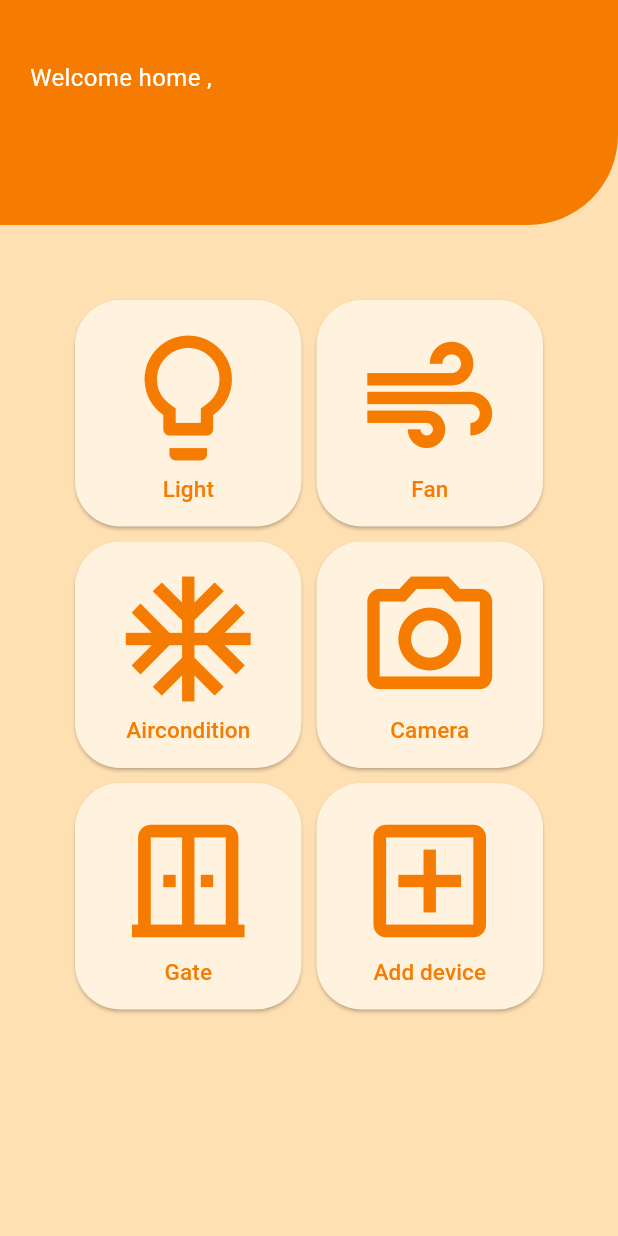
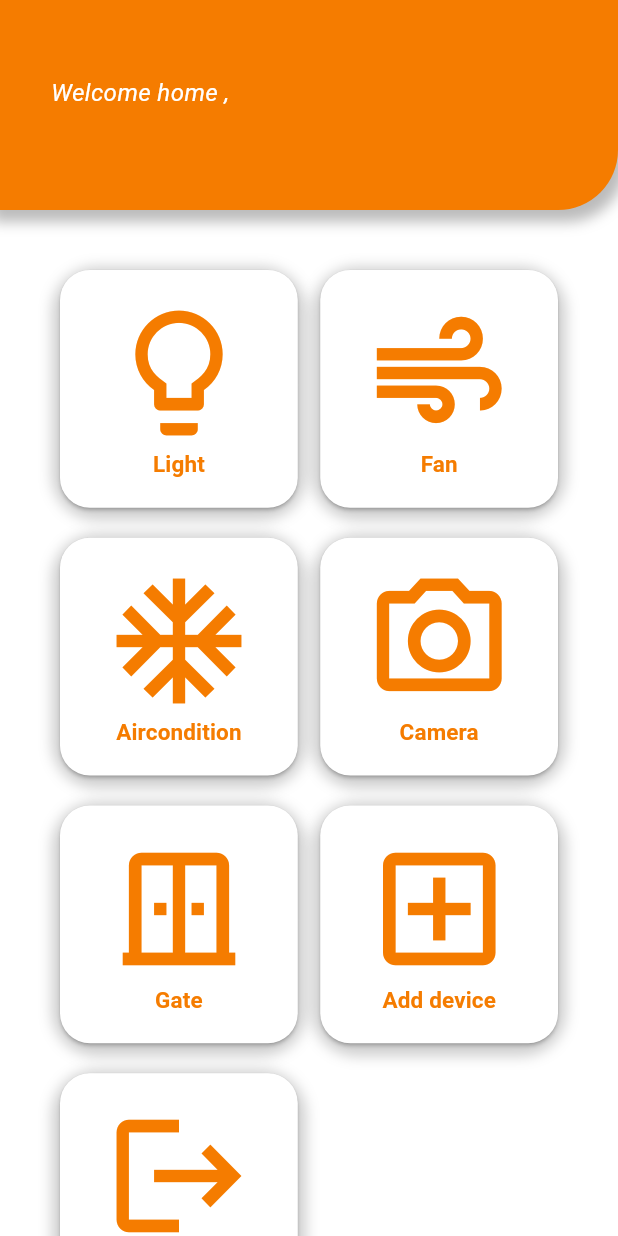
Before and after one commit to Miya784/flut-iot, a Flutter app: the HomePage screen opened directly with empty values, on a phone screen of 412 x 824 dp. Run offline on Flutter 3.47's test engine with Material 3 defaults, Android fonts, the phone set to English and light mode, and no system bars; our stand-ins replace shared_preferences; missing offline and left inert: flutter_vlc_player; accounts and stored records are empty.

Commit message:
Update home_page.dart

```diff
--- a/lib/pages/home_page.dart
+++ b/lib/pages/home_page.dart
@@ -1,4 +1,5 @@
 import 'package:flutter/material.dart';
+import 'package:flutter_application_1/login_page.dart';
 import 'pages/light_page.dart';
 import 'pages/fan_page.dart';
 import 'pages/air_condition_page.dart';
@@ -23,46 +24,63 @@ class _HomePageState extends State<HomePage> {
     final String username = widget.data["userData"]['username'];
 
     return Scaffold(
-      backgroundColor: Colors.orange[100],
-      body: SafeArea(
-        child: Column(
+      backgroundColor: Colors.white,
+      body: Column(
         children: [
           Container(
               child: Row(
+                mainAxisAlignment: MainAxisAlignment.start,
                 children: [
-                    Padding(
-                        padding:
-                            EdgeInsets.symmetric(horizontal: 10, vertical: 10)),
+                  Padding(padding: EdgeInsets.symmetric(horizontal: 17)),
                   Column(
                     children: [
                       SizedBox(
-                          height: 40,
+                        height: 50,
                       ),
-                        Text(
+                      Container(
+                        width: 300,
+                        child: Text(
                           "Welcome home ,",
-                          style: TextStyle(color: Colors.white, fontSize: 16),
-                        ),
-                        Text(username,
                           style: TextStyle(
                               color: Colors.white,
-                                fontSize: 50,
+                              fontSize: 16,
+                              fontStyle: FontStyle.italic),
+                        ),
+                      ),
+                      Container(
+                        width: 300,
+                        child: Text(
+                          username,
+                          style: TextStyle(
+                              color: Colors.white,
+                              fontSize: 36,
                               fontWeight: FontWeight.bold,
-                                fontStyle: FontStyle.italic)),
+                              fontStyle: FontStyle.italic),
+                        ),
+                      ),
                     ],
-                    )
+                  ),
                 ],
               ),
               decoration: BoxDecoration(
+                  boxShadow: [
+                    BoxShadow(
+                      color: Colors.grey.withOpacity(0.7),
+                      spreadRadius: 5,
+                      blurRadius: 7,
+                      offset: Offset(0, 3), // changes position of shadow
+                    ),
+                  ],
                   color: Colors.orange[700],
                   borderRadius:
-                        BorderRadius.only(bottomRight: Radius.circular(60))),
-                height: 150),
+                      BorderRadius.only(bottomRight: Radius.circular(40))),
+              height: 140),
           Expanded(
               child: GridView.count(
             crossAxisCount: 2,
-              mainAxisSpacing: 10,
-              crossAxisSpacing: 10,
-              padding: EdgeInsets.all(50),
+            mainAxisSpacing: 20,
+            crossAxisSpacing: 15,
+            padding: EdgeInsets.all(40),
             children: [
               buildSquareButton(
                   onPressed: () async {
@@ -219,8 +237,7 @@ class _HomePageState extends State<HomePage> {
                     Navigator.push(
                       context,
                       MaterialPageRoute(
-                          builder: (context) =>
-                              AddDevicePage(data: widget.data),
+                        builder: (context) => AddDevicePage(data: widget.data),
                       ),
                     );
 
@@ -234,10 +251,22 @@ class _HomePageState extends State<HomePage> {
                     Icons.add_box_outlined,
                     size: 100,
                   )),
+              buildSquareButton(
+                  onPressed: () {
+                    Navigator.pushAndRemoveUntil(
+                      context,
+                      MaterialPageRoute(builder: (context) => LoginPage()),
+                      (Route<dynamic> route) => false,
+                    );
+                  },
+                  label: "Logout",
+                  icon: Icon(
+                    Icons.logout,
+                    size: 100,
+                  ))
             ],
           ))
         ],
-        ),
       ),
     );
   }
@@ -247,14 +276,25 @@ class _HomePageState extends State<HomePage> {
     required String label,
     required Icon icon,
   }) {
-    return ElevatedButton(
+    return Container(
+      decoration: BoxDecoration(
+        borderRadius: BorderRadius.circular(30),
+        boxShadow: [
+          BoxShadow(
+            color: Colors.grey.withOpacity(0.5),
+            spreadRadius: 5,
+            blurRadius: 7,
+            offset: Offset(0, 3), // changes position of shadow
+          ),
+        ],
+      ),
+      child: ElevatedButton(
         onPressed: _loading ? null : onPressed,
         style: ElevatedButton.styleFrom(
-        backgroundColor: Colors.orange[50],
+          backgroundColor: Colors.white,
           foregroundColor: Colors.orange[700],
           shape: RoundedRectangleBorder(
-          borderRadius: BorderRadius.circular(30),
-          // Make button square
+            borderRadius: BorderRadius.circular(20),
           ),
         ),
         child: Column(
@@ -263,9 +303,10 @@ class _HomePageState extends State<HomePage> {
             icon,
             Text(
               label,
-            style: TextStyle(fontSize: 15.0),
+              style: TextStyle(fontSize: 15.0, fontWeight: FontWeight.bold),
             ),
           ],
+        ),
       ),
     );
   }
```
Lines whose indentation alone changed are shown as unchanged.
